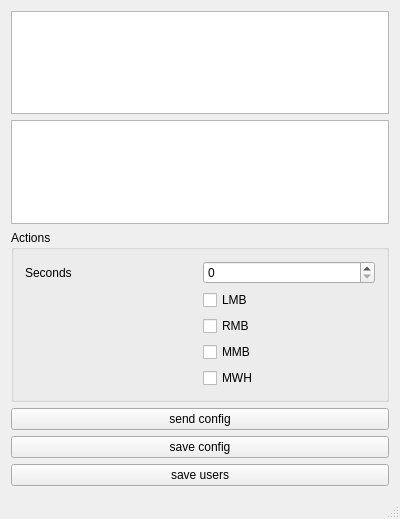
This is src/server/server.ui in DjGorillaz/keylogger as Qt 5 draws it before an edit. The edited form follows.
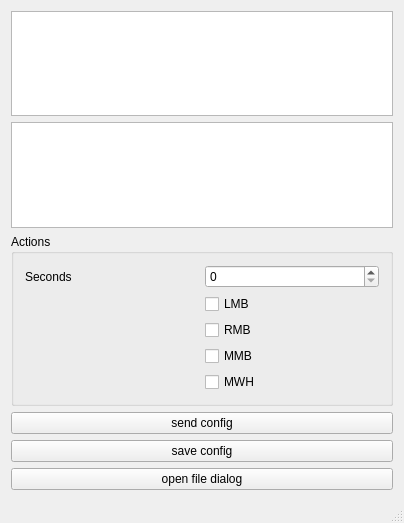
This is the edited form.

Commit message:
Added dialog window
* Fixed db simultaneous connection
* Enum "Files" moved to separate file

What changed in the file:
```diff
--- a/src/server/server.ui
+++ b/src/server/server.ui
@@ -6,8 +6,8 @@
    <rect>
     <x>0</x>
     <y>0</y>
-    <width>400</width>
-    <height>519</height>
+    <width>404</width>
+    <height>523</height>
    </rect>
   </property>
   <property name="windowTitle">
@@ -98,9 +98,12 @@
      </layout>
     </item>
     <item row="3" column="0">
-     <widget class="QPushButton" name="buttonLoadConfig">
+     <widget class="QPushButton" name="buttonFileDialog">
+      <property name="styleSheet">
+       <string notr="true"/>
+      </property>
       <property name="text">
-       <string>save users</string>
+       <string>open file dialog</string>
       </property>
      </widget>
     </item>
```
Left out of the diff: 4 changed lines with no effect on the pictures. The commit also changes 13 other files.
